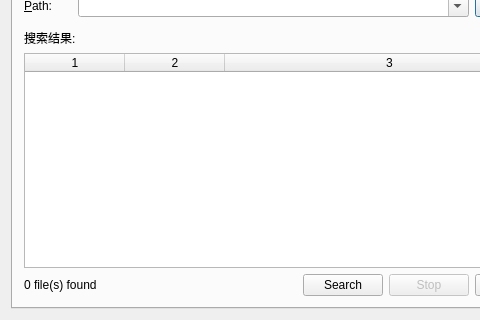
caorr1980/StringSearcher, file searcherdialog.ui: the form before one commit; both pictures show x 0 to 480 and y 137 to 457 of the 579 by 457 pixel window.
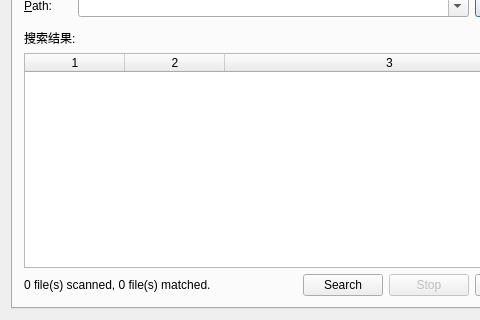
The form after the commit.

Commit message: Update the Result label.

Patch:
```diff
--- a/searcherdialog.ui
+++ b/searcherdialog.ui
@@ -296,11 +296,20 @@
         <layout class="QHBoxLayout" name="horizontalLayout">
          <item>
           <widget class="QLabel" name="LBL_number">
+           <property name="sizePolicy">
+            <sizepolicy hsizetype="Expanding" vsizetype="Preferred">
+             <horstretch>0</horstretch>
+             <verstretch>0</verstretch>
+            </sizepolicy>
+           </property>
+           <property name="minimumSize">
+            <size>
+             <width>0</width>
+             <height>0</height>
+            </size>
+           </property>
            <property name="text">
-            <string>0 file(s) found</string>
-           </property>
-           <property name="wordWrap">
-            <bool>true</bool>
+            <string>0 file(s) scanned, 0 file(s) matched.</string>
            </property>
           </widget>
          </item>
```
The commit also changes 2 other files.
